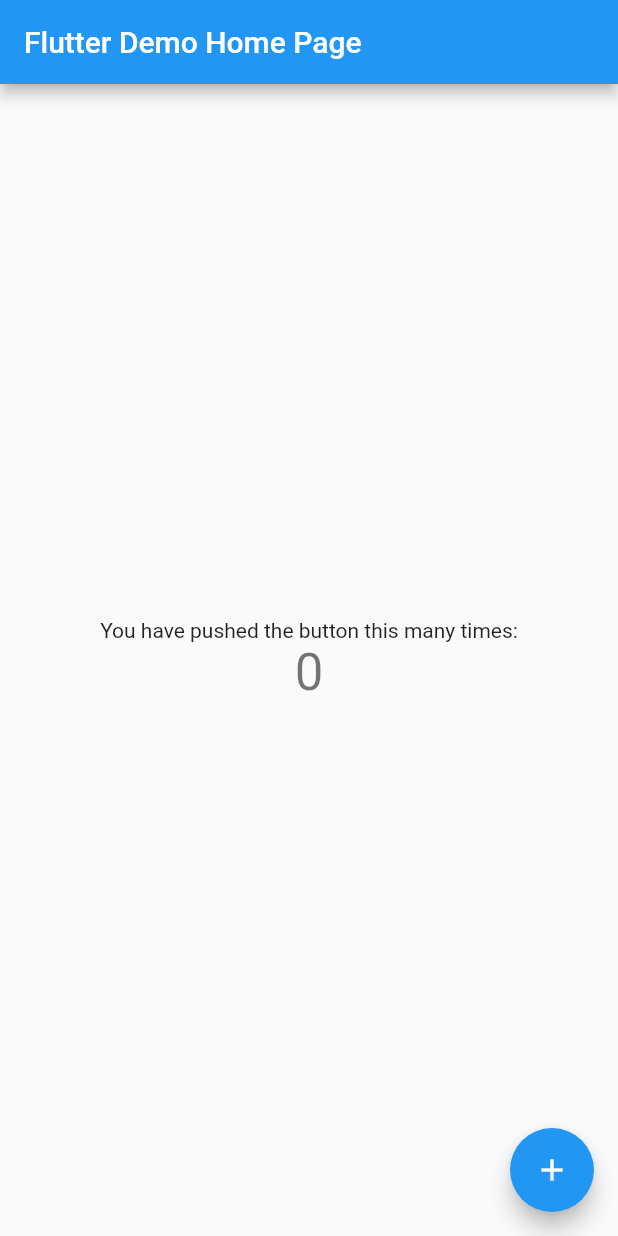
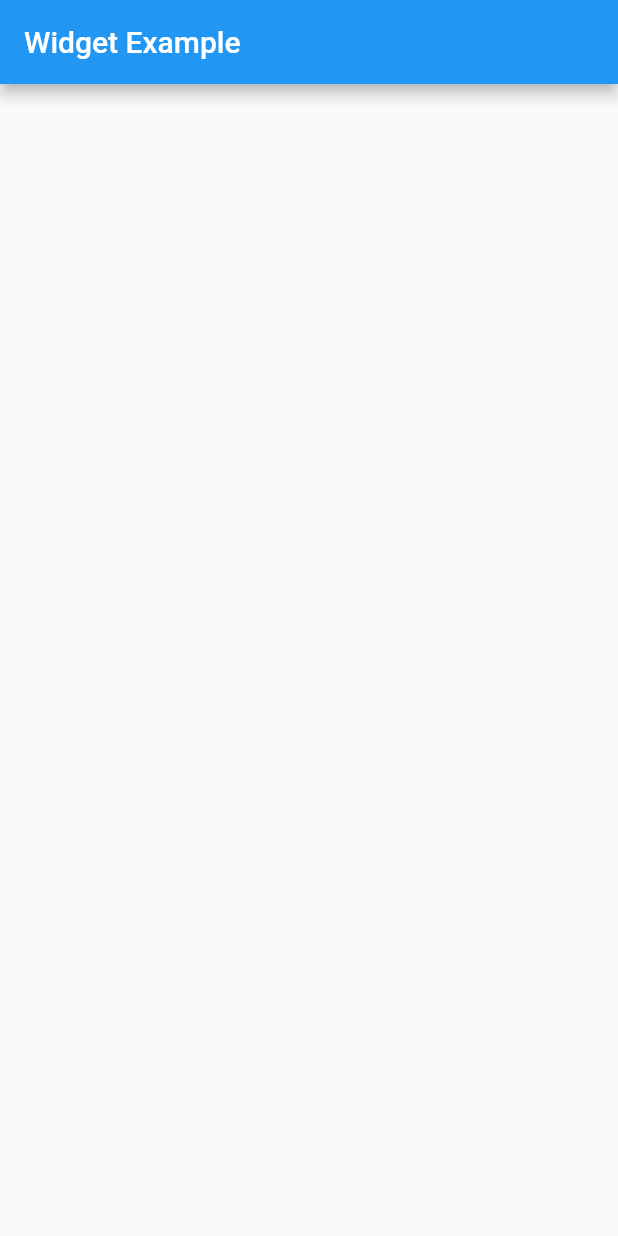
Before and after one commit to yeyoung8805/Flutter-Calculator, a Flutter app: the screen it shows after launch, on a phone screen of 412 x 824 dp. Run offline on Flutter 3.47's test engine with Material 2 defaults, Android fonts, the phone set to English and light mode, and no system bars.

Commit message:
StatefulWidget in main.dart

```diff
--- a/lib/main.dart
+++ b/lib/main.dart
@@ -1,115 +1,38 @@
 import 'package:flutter/material.dart';
 
 void main() {
-  runApp(const MyApp());
+  runApp(MyApp());
 }
 
 class MyApp extends StatelessWidget {
-  const MyApp({Key? key}) : super(key: key);
+  static const String _title = 'Widget Example';
 
-  // This widget is the root of your application.
   @override
   Widget build(BuildContext context) {
     return MaterialApp(
-      title: 'Flutter Demo',
-      theme: ThemeData(
-        // This is the theme of your application.
-        //
-        // Try running your application with "flutter run". You'll see the
-        // application has a blue toolbar. Then, without quitting the app, try
-        // changing the primarySwatch below to Colors.green and then invoke
-        // "hot reload" (press "r" in the console where you ran "flutter run",
-        // or simply save your changes to "hot reload" in a Flutter IDE).
-        // Notice that the counter didn't reset back to zero; the application
-        // is not restarted.
-        primarySwatch: Colors.blue,
-      ),
-      home: const MyHomePage(title: 'Flutter Demo Home Page'),
+      title: _title,
+      home: WidgetApp(),
     );
   }
 }
 
-class MyHomePage extends StatefulWidget {
-  const MyHomePage({Key? key, required this.title}) : super(key: key);
-
-  // This widget is the home page of your application. It is stateful, meaning
-  // that it has a State object (defined below) that contains fields that affect
-  // how it looks.
-
-  // This class is the configuration for the state. It holds the values (in this
-  // case the title) provided by the parent (in this case the App widget) and
-  // used by the build method of the State. Fields in a Widget subclass are
-  // always marked "final".
-
-  final String title;
-
+class WidgetApp extends StatefulWidget {
   @override
-  State<MyHomePage> createState() => _MyHomePageState();
+  _WidgetExampleState createState() => _WidgetExampleState();
 }
 
-class _MyHomePageState extends State<MyHomePage> {
-  int _counter = 0;
-
-  void _incrementCounter() {
-    setState(() {
-      // This call to setState tells the Flutter framework that something has
-      // changed in this State, which causes it to rerun the build method below
-      // so that the display can reflect the updated values. If we changed
-      // _counter without calling setState(), then the build method would not be
-      // called again, and so nothing would appear to happen.
-      _counter++;
-    });
-  }
-
+class _WidgetExampleState extends State<WidgetApp> {
   @override
   Widget build(BuildContext context) {
-    // This method is rerun every time setState is called, for instance as done
-    // by the _incrementCounter method above.
-    //
-    // The Flutter framework has been optimized to make rerunning build methods
-    // fast, so that you can just rebuild anything that needs updating rather
-    // than having to individually change instances of widgets.
     return Scaffold(
       appBar: AppBar(
-        // Here we take the value from the MyHomePage object that was created by
-        // the App.build method, and use it to set our appbar title.
-        title: Text(widget.title),
+        title: Text('Widget Example'),
       ),
-      body: Center(
-        // Center is a layout widget. It takes a single child and positions it
-        // in the middle of the parent.
-        child: Column(
-          // Column is also a layout widget. It takes a list of children and
-          // arranges them vertically. By default, it sizes itself to fit its
-          // children horizontally, and tries to be as tall as its parent.
-          //
-          // Invoke "debug painting" (press "p" in the console, choose the
-          // "Toggle Debug Paint" action from the Flutter Inspector in Android
-          // Studio, or the "Toggle Debug Paint" command in Visual Studio Code)
-          // to see the wireframe for each widget.
-          //
-          // Column has various properties to control how it sizes itself and
-          // how it positions its children. Here we use mainAxisAlignment to
-          // center the children vertically; the main axis here is the vertical
-          // axis because Columns are vertical (the cross axis would be
-          // horizontal).
-          mainAxisAlignment: MainAxisAlignment.center,
-          children: <Widget>[
-            const Text(
-              'You have pushed the button this many times:',
-            ),
-            Text(
-              '$_counter',
-              style: Theme.of(context).textTheme.headline4,
-            ),
-          ],
+      body: Container(
+        child: Center(
+          child: Column(),
         ),
       ),
-      floatingActionButton: FloatingActionButton(
-        onPressed: _incrementCounter,
-        tooltip: 'Increment',
-        child: const Icon(Icons.add),
-      ), // This trailing comma makes auto-formatting nicer for build methods.
     );
   }
 }
```
